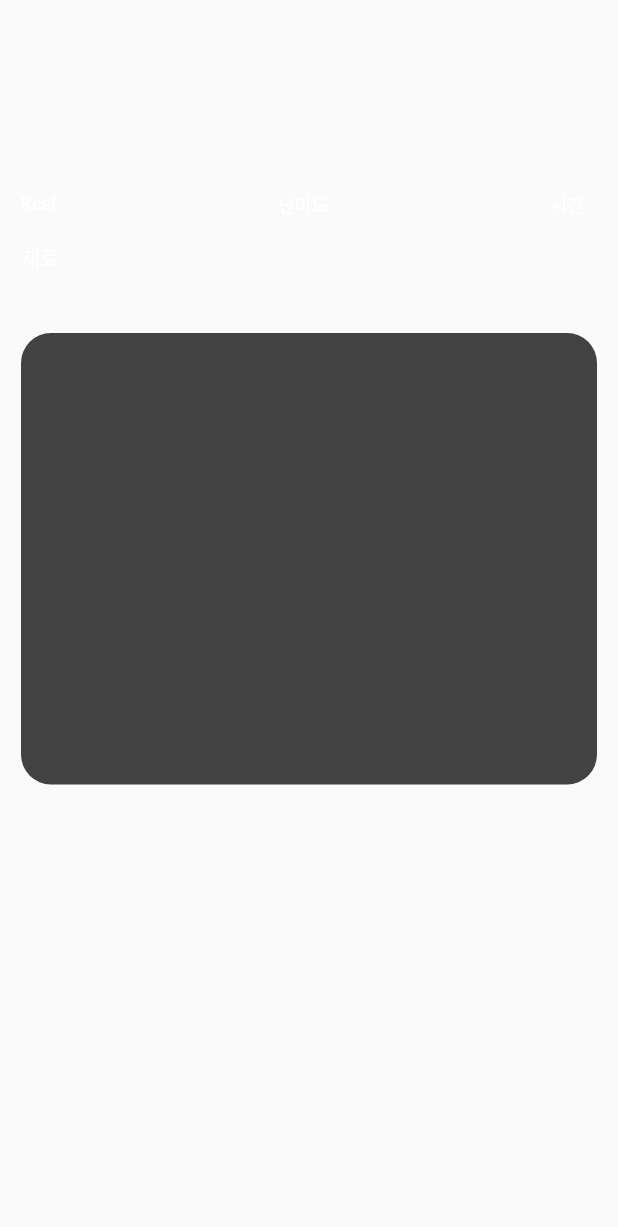
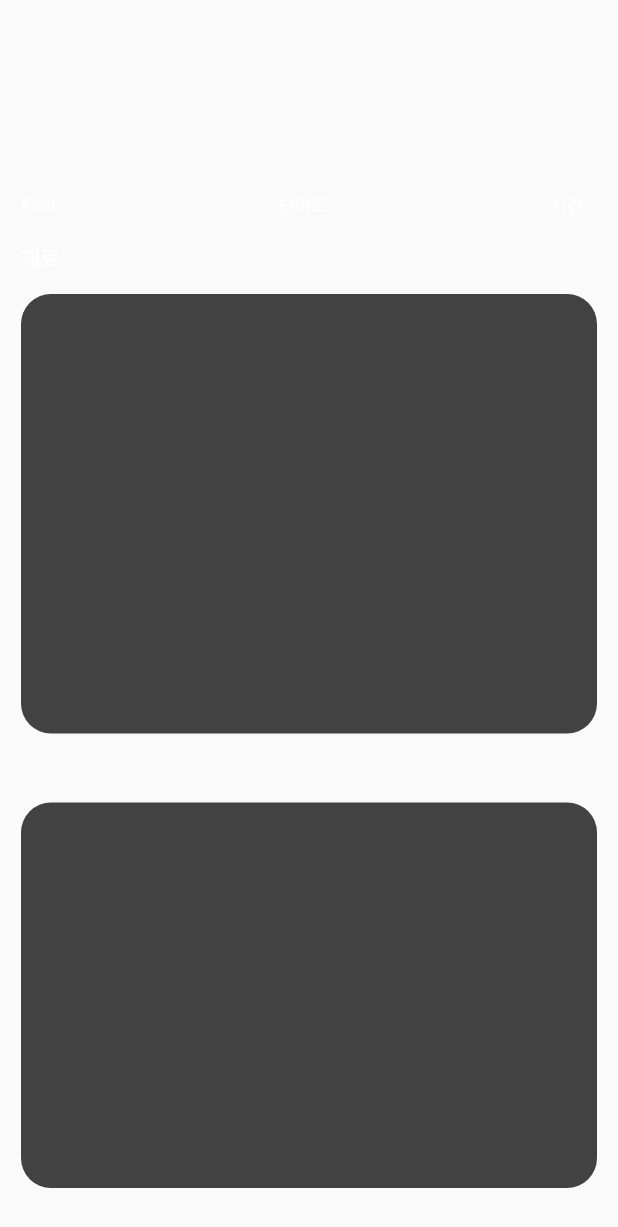
Before and after one commit to 100Seung-Min/CookBook-Flutter, a Flutter app: the DetailScreen widget shown alone on an empty page, opened directly with empty values, on a phone screen of 412 x 824 dp. Shown: the top 1227 px of the screen. Run offline on Flutter 3.47's test engine with Material 2 defaults, Android fonts, the phone set to English and light mode, and no system bars; our stand-ins replace dio, flutter_bloc, stream_transform; network calls fail.

Commit message:
재료 타입에 따라서 화면에 출력

```diff
--- a/lib/presentation/detail/detail_screen.dart
+++ b/lib/presentation/detail/detail_screen.dart
@@ -28,6 +28,7 @@ class _DetailScreenState extends State<DetailScreen> {
     return BlocBuilder<DetailBloc, DetailState>(builder: (context, state) {
       final recipeList = state.recipeList;
       final foodItem = widget.foodItem;
+      final ingredientList = state.ingredientList;
       return Container(
         margin: EdgeInsets.only(top: 50),
         padding: EdgeInsets.symmetric(horizontal: 14),
@@ -95,21 +96,53 @@ class _DetailScreenState extends State<DetailScreen> {
                   decoration: TextDecoration.none,
                   fontSize: 14,
                 )),
-            SizedBox(
-              height: 8,
+            Expanded(
+              child: Container(
+                margin: EdgeInsets.symmetric(vertical: 14),
+                padding: EdgeInsets.symmetric(vertical: 24, horizontal: 20),
+                decoration: BoxDecoration(
+                  color: Colors.grey[800],
+                  borderRadius: BorderRadius.circular(20),
                 ),
-            Text(state.ingredient,
+                child: ListView.builder(
+                  itemCount: ingredientList.length,
+                  itemBuilder: (context, index) {
+                    return Column(
+                      crossAxisAlignment: CrossAxisAlignment.start,
+                      children: [
+                        Text(
+                          ingredientList.keys.toList()[index],
                           style: TextStyle(
                             fontWeight: FontWeight.normal,
                             color: Colors.white,
                             decoration: TextDecoration.none,
                             fontSize: 14,
-                )),
+                          ),
+                        ),
                         SizedBox(
-              height: 16,
+                          height: 4,
+                        ),
+                        Text(
+                          ingredientList.values.toList()[index],
+                          style: TextStyle(
+                            fontWeight: FontWeight.normal,
+                            color: Colors.white,
+                            decoration: TextDecoration.none,
+                            fontSize: 14,
+                          ),
+                        ),
+                        SizedBox(
+                          height: 12,
+                        )
+                      ],
+                    );
+                  },
+                ),
+              ),
             ),
             Expanded(
               child: Container(
+                margin: EdgeInsets.symmetric(vertical: 32),
                 decoration: BoxDecoration(
                   color: Colors.grey[800],
                   borderRadius: BorderRadius.circular(20),
@@ -135,7 +168,6 @@ class _DetailScreenState extends State<DetailScreen> {
                     }),
               ),
             ),
-            Expanded(child: Container())
           ],
         ),
       );
--- a/lib/presentation/detail/state/detail_bloc.dart
+++ b/lib/presentation/detail/state/detail_bloc.dart
@@ -25,12 +25,17 @@ class DetailBloc extends Bloc<DetailEvent, DetailState> {
       emit(state.asRecipeLoadSuccess(recipeList));
       final ingredientList =
           await _ingredientRepository.getIngredient(recipeId: event.recipeId);
-      String ingredient = "";
-      ingredientList.forEach((element) {
-        ingredient += "${element.ingredient} : ${element.capacity}, ";
-      });
-      emit(state.asIngredientLoadSuccess(
-          ingredient.substring(0, ingredient.length - 2)));
+      Map<String, String> ingredientTypeList = {};
+      for (var element in ingredientList) {
+        if (ingredientTypeList[element.type] == null) {
+          ingredientTypeList[element.type] =
+              "${element.ingredient} : ${element.capacity}";
+        } else {
+          ingredientTypeList[element.type] =
+              "${ingredientTypeList[element.type]!}, ${element.ingredient} : ${element.capacity}";
+        }
+      }
+      emit(state.asIngredientLoadSuccess(ingredientTypeList));
     } catch (e) {
       print(e);
     }
--- a/lib/presentation/detail/state/detail_state.dart
+++ b/lib/presentation/detail/state/detail_state.dart
@@ -1,14 +1,13 @@
-import '../../../domain/entity/ingredient_entity.dart';
 import '../../../domain/entity/recipe_entity.dart';
 
 class DetailState {
   const DetailState._({
     this.recipeList = const [],
-    this.ingredient = "",
+    this.ingredientList = const {},
   });
 
   final List<RecipeEntity> recipeList;
-  final String ingredient;
+  final Map<String, String> ingredientList;
 
   const DetailState.initial() : this._();
 
@@ -16,17 +15,17 @@ class DetailState {
     return copyWith(recipeList: recipeList);
   }
 
-  DetailState asIngredientLoadSuccess(String ingredient) {
-    return copyWith(ingredient: ingredient);
+  DetailState asIngredientLoadSuccess(Map<String, String> ingredientList) {
+    return copyWith(ingredientList: ingredientList);
   }
 
   DetailState copyWith({
     List<RecipeEntity>? recipeList,
-    String? ingredient,
+    Map<String, String>? ingredientList,
   }) {
     return DetailState._(
       recipeList: recipeList ?? this.recipeList,
-      ingredient: ingredient ?? this.ingredient,
+      ingredientList: ingredientList ?? this.ingredientList,
     );
   }
 }
```
Lines whose indentation alone changed are shown as unchanged.
